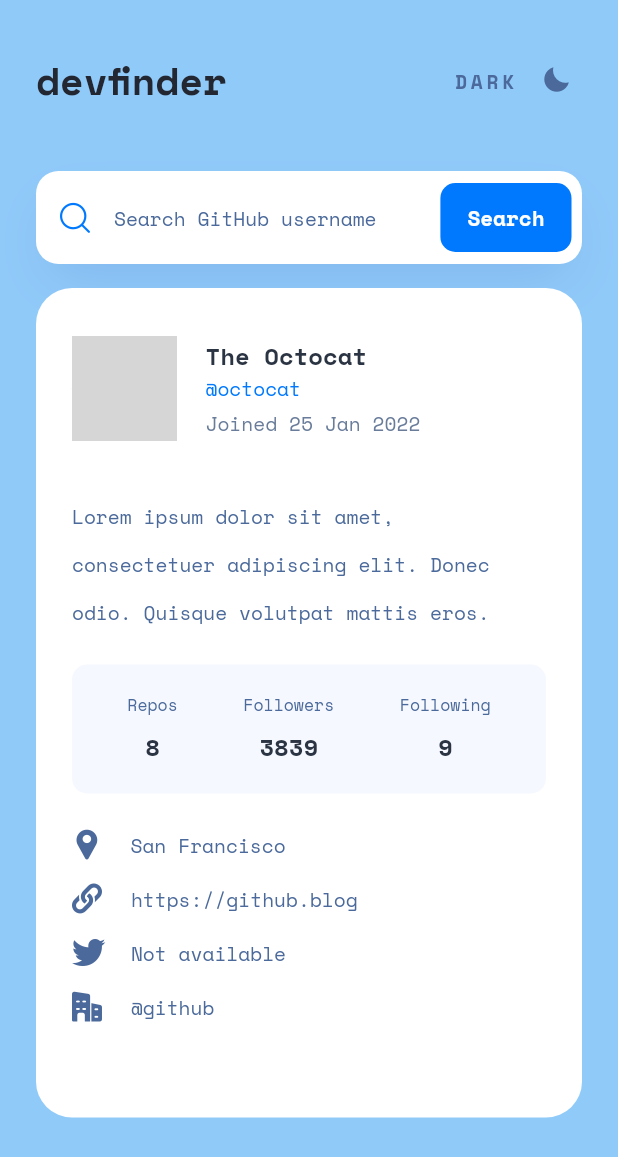
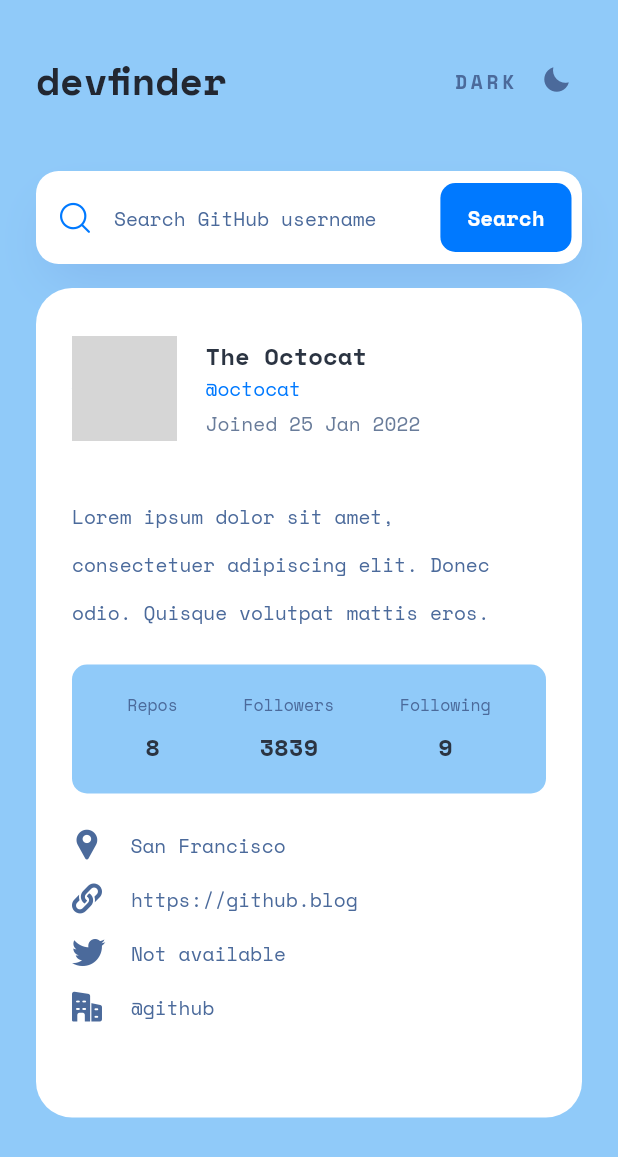
Before and after one commit to danutDiac/flutter-challenge, a Flutter app: the screen it shows after launch, on a phone screen of 412 x 824 dp. Shown: the top 1157 px of the screen. Run offline on Flutter 3.47's test engine with Material 2 defaults, Android fonts, the phone set to English and light mode, and no system bars; accounts and stored records are empty; network calls fail; grey boxes are pictures that could not be loaded.

Commit message:
add theme to content within user details card

```diff
--- a/lib/src/theme/theme_manager.dart
+++ b/lib/src/theme/theme_manager.dart
@@ -11,6 +11,7 @@ class ThemeManager with ChangeNotifier {
     scaffoldBackgroundColor: color_constants.neutral03Color,
     fontFamily: 'SpaceMono',
     backgroundColor: color_constants.darkGrey,
+    iconTheme: const IconThemeData(color: Colors.white),
     textTheme: const TextTheme(
       headline1: TextStyle(
           fontSize: 16.0, fontWeight: FontWeight.bold, color: Colors.white),
@@ -19,15 +20,13 @@ class ThemeManager with ChangeNotifier {
           fontWeight: FontWeight.bold,
           color: color_constants.neutral01Color),
       headline3: TextStyle(
-          fontSize: 11.0,
-          fontWeight: FontWeight.normal,
-          color: color_constants.tertiaryColor),
+          fontSize: 11.0, fontWeight: FontWeight.normal, color: Colors.white),
       headline4: TextStyle(
           fontSize: 13.0, fontWeight: FontWeight.normal, color: Colors.white),
       headline5: TextStyle(
           fontSize: 13.0,
           fontWeight: FontWeight.normal,
-          color: color_constants.secondaryColor,
+          color: Colors.white,
           height: 1.9),
       headline6: TextStyle(
           fontSize: 13.0,
@@ -41,7 +40,7 @@ class ThemeManager with ChangeNotifier {
       bodyText2: TextStyle(
           fontSize: 13.0,
           fontWeight: FontWeight.normal,
-          color: color_constants.tertiaryColor,
+          color: Colors.white,
           height: 2.5),
       headlineLarge: TextStyle(
         fontSize: 26.0,
@@ -60,6 +59,7 @@ class ThemeManager with ChangeNotifier {
       scaffoldBackgroundColor: Colors.white,
       fontFamily: 'SpaceMono',
       backgroundColor: color_constants.lightGrey,
+      iconTheme: const IconThemeData(color: color_constants.tertiaryColor),
       textTheme: const TextTheme(
         headline1: TextStyle(
             fontSize: 16.0,
--- a/lib/src/widgets/UserDetails/user_details.dart
+++ b/lib/src/widgets/UserDetails/user_details.dart
@@ -33,7 +33,10 @@ class UserDetailsState extends State<UserDetails> {
                       width: 70,
                       child: CircleAvatar(
                         backgroundImage: NetworkImage(
-                                  "https://avatars.githubusercontent.com/u/102725250?s=400&v=4")))),
+                            "https://avatars.githubusercontent.com/u/102725250?s=400&v=4"),
+                      ),
+                    ),
+                  ),
                   Column(
                     crossAxisAlignment: CrossAxisAlignment.start,
                     children: [
@@ -59,7 +62,7 @@ class UserDetailsState extends State<UserDetails> {
               padding: const EdgeInsets.symmetric(horizontal: 15, vertical: 19),
               decoration: BoxDecoration(
                   borderRadius: BorderRadius.circular(10),
-                  color: color_constants.lightGrey),
+                  color: Theme.of(context).backgroundColor),
               child: Row(
                 mainAxisAlignment: MainAxisAlignment.spaceAround,
                 children: [
@@ -115,11 +118,11 @@ class UserDetailsState extends State<UserDetails> {
               Padding(
                 padding: const EdgeInsets.only(bottom: 16),
                 child: Row(children: [
-                  const Padding(
-                    padding: EdgeInsets.only(right: 19),
+                  Padding(
+                    padding: const EdgeInsets.only(right: 19),
                     child: Icon(
                       CustomIcons2.location,
-                      color: color_constants.tertiaryColor,
+                      color: Theme.of(context).iconTheme.color,
                       size: 20,
                     ),
                   ),
@@ -133,11 +136,11 @@ class UserDetailsState extends State<UserDetails> {
               Padding(
                 padding: const EdgeInsets.only(bottom: 16),
                 child: Row(children: [
-                  const Padding(
-                    padding: EdgeInsets.only(right: 19.25),
+                  Padding(
+                    padding: const EdgeInsets.only(right: 19.25),
                     child: Icon(
                       CustomIcons2.link,
-                      color: color_constants.tertiaryColor,
+                      color: Theme.of(context).iconTheme.color,
                       size: 20,
                     ),
                   ),
@@ -148,11 +151,11 @@ class UserDetailsState extends State<UserDetails> {
               Padding(
                 padding: const EdgeInsets.only(bottom: 16),
                 child: Row(children: [
-                  const Padding(
-                    padding: EdgeInsets.only(right: 19.25),
+                  Padding(
+                    padding: const EdgeInsets.only(right: 19.25),
                     child: Icon(
                       CustomIcons2.twitter,
-                      color: color_constants.tertiaryColor,
+                      color: Theme.of(context).iconTheme.color,
                       size: 20,
                     ),
                   ),
@@ -163,11 +166,11 @@ class UserDetailsState extends State<UserDetails> {
               Padding(
                 padding: const EdgeInsets.only(bottom: 16),
                 child: Row(children: [
-                  const Padding(
-                    padding: EdgeInsets.only(right: 19.25),
+                  Padding(
+                    padding: const EdgeInsets.only(right: 19.25),
                     child: Icon(
                       CustomIcons2.officeBuilding,
-                      color: color_constants.tertiaryColor,
+                      color: Theme.of(context).iconTheme.color,
                       size: 20,
                     ),
                   ),
```
Lines whose indentation alone changed are shown as unchanged.
